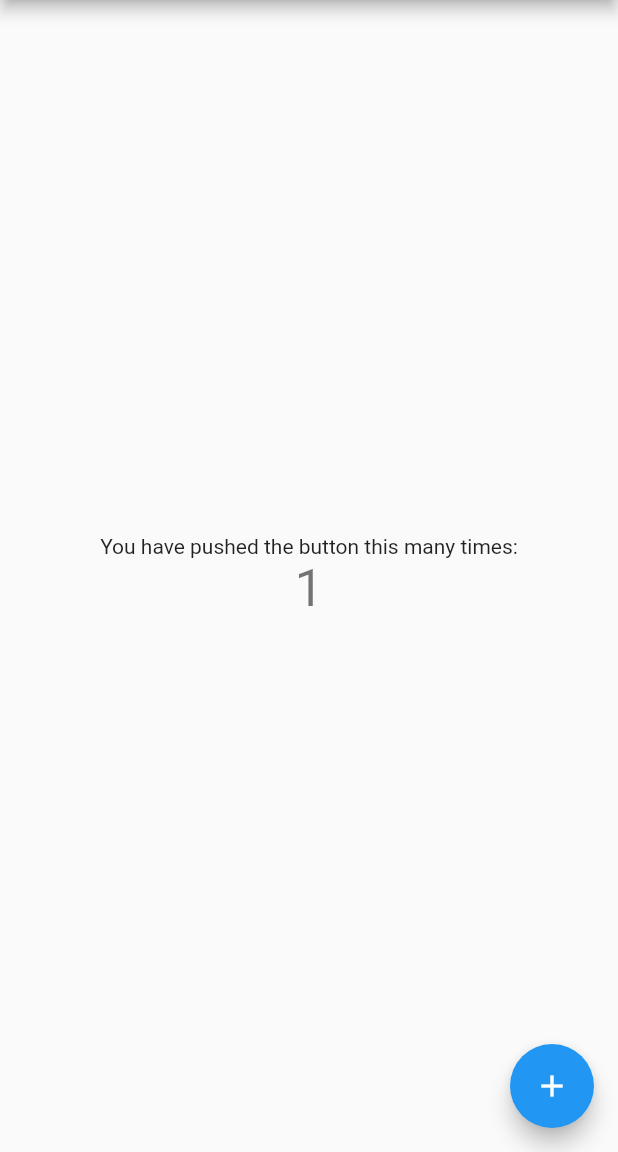
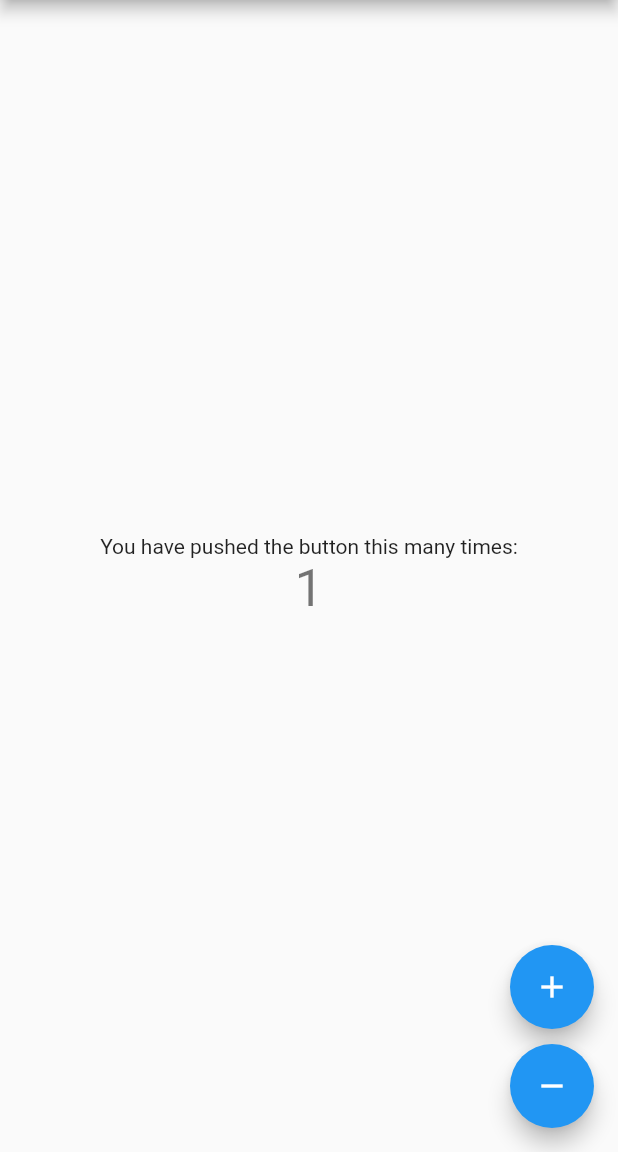
Before and after one commit to bakhtiararifinid/flutter-provider, a Flutter app: the screen it shows after launch, after a tap on the "add" icon, on a phone screen of 412 x 824 dp, the part 84-1236 px from its top. Run offline on Flutter 3.47's test engine with Material 2 defaults, Android fonts, the phone set to English and light mode, and no system bars.

```diff
--- /dev/null
+++ b/lib/counter_provider.dart
@@ -0,0 +1,19 @@
+import 'package:flutter/foundation.dart';
+
+class CounterProvider with ChangeNotifier {
+  int _counter;
+
+  CounterProvider(this._counter);
+
+  get counter => _counter;
+
+  void increment() {
+    _counter++;
+    notifyListeners();
+  }
+
+  void decrement() {
+    _counter--;
+    notifyListeners();
+  }
+}
--- a/lib/main.dart
+++ b/lib/main.dart
@@ -1,41 +1,27 @@
 import 'package:flutter/material.dart';
+import 'package:flutter_provider/counter_provider.dart';
+import 'package:provider/provider.dart';
 
 void main() => runApp(MyApp());
 
 class MyApp extends StatelessWidget {
-  // This widget is the root of your application.
   @override
   Widget build(BuildContext context) {
     return MaterialApp(
       title: 'Flutter Demo',
       theme: ThemeData(
-        // This is the theme of your application.
-        //
-        // Try running your application with "flutter run". You'll see the
-        // application has a blue toolbar. Then, without quitting the app, try
-        // changing the primarySwatch below to Colors.green and then invoke
-        // "hot reload" (press "r" in the console where you ran "flutter run",
-        // or simply save your changes to "hot reload" in a Flutter IDE).
-        // Notice that the counter didn't reset back to zero; the application
-        // is not restarted.
         primarySwatch: Colors.blue,
       ),
-      home: MyHomePage(title: 'Flutter Demo Home Page'),
+      home: ChangeNotifierProvider<CounterProvider>(
+        builder: (context) => CounterProvider(0),
+        child: MyHomePage(title: 'Flutter Demo Home Page'),
+      ),
     );
   }
 }
 
 class MyHomePage extends StatefulWidget {
   MyHomePage({Key key, this.title}) : super(key: key);
-
-  // This widget is the home page of your application. It is stateful, meaning
-  // that it has a State object (defined below) that contains fields that affect
-  // how it looks.
-
-  // This class is the configuration for the state. It holds the values (in this
-  // case the title) provided by the parent (in this case the App widget) and
-  // used by the build method of the State. Fields in a Widget subclass are
-  // always marked "final".
 
   final String title;
 
@@ -44,68 +30,44 @@ class MyHomePage extends StatefulWidget {
 }
 
 class _MyHomePageState extends State<MyHomePage> {
-  int _counter = 0;
-
-  void _incrementCounter() {
-    setState(() {
-      // This call to setState tells the Flutter framework that something has
-      // changed in this State, which causes it to rerun the build method below
-      // so that the display can reflect the updated values. If we changed
-      // _counter without calling setState(), then the build method would not be
-      // called again, and so nothing would appear to happen.
-      _counter++;
-    });
-  }
-
   @override
   Widget build(BuildContext context) {
-    // This method is rerun every time setState is called, for instance as done
-    // by the _incrementCounter method above.
-    //
-    // The Flutter framework has been optimized to make rerunning build methods
-    // fast, so that you can just rebuild anything that needs updating rather
-    // than having to individually change instances of widgets.
+    final counterProvider = Provider.of<CounterProvider>(context);
+
     return Scaffold(
       appBar: AppBar(
-        // Here we take the value from the MyHomePage object that was created by
-        // the App.build method, and use it to set our appbar title.
         title: Text(widget.title),
       ),
       body: Center(
-        // Center is a layout widget. It takes a single child and positions it
-        // in the middle of the parent.
         child: Column(
-          // Column is also layout widget. It takes a list of children and
-          // arranges them vertically. By default, it sizes itself to fit its
-          // children horizontally, and tries to be as tall as its parent.
-          //
-          // Invoke "debug painting" (press "p" in the console, choose the
-          // "Toggle Debug Paint" action from the Flutter Inspector in Android
-          // Studio, or the "Toggle Debug Paint" command in Visual Studio Code)
-          // to see the wireframe for each widget.
-          //
-          // Column has various properties to control how it sizes itself and
-          // how it positions its children. Here we use mainAxisAlignment to
-          // center the children vertically; the main axis here is the vertical
-          // axis because Columns are vertical (the cross axis would be
-          // horizontal).
           mainAxisAlignment: MainAxisAlignment.center,
           children: <Widget>[
             Text(
               'You have pushed the button this many times:',
             ),
             Text(
-              '$_counter',
+              '${counterProvider.counter}',
               style: Theme.of(context).textTheme.display1,
             ),
           ],
         ),
       ),
-      floatingActionButton: FloatingActionButton(
-        onPressed: _incrementCounter,
-        tooltip: 'Increment',
-        child: Icon(Icons.add),
-      ), // This trailing comma makes auto-formatting nicer for build methods.
+      floatingActionButton: Column(
+        mainAxisAlignment: MainAxisAlignment.end,
+        children: <Widget>[
+          FloatingActionButton(
+            onPressed: counterProvider.increment,
+            tooltip: 'Increment',
+            child: Icon(Icons.add),
+          ),
+          SizedBox(height: 10),
+          FloatingActionButton(
+            onPressed: counterProvider.decrement,
+            tooltip: 'Decrement',
+            child: Icon(Icons.remove),
+          )
+        ],
+      ),
     );
   }
 }
```
